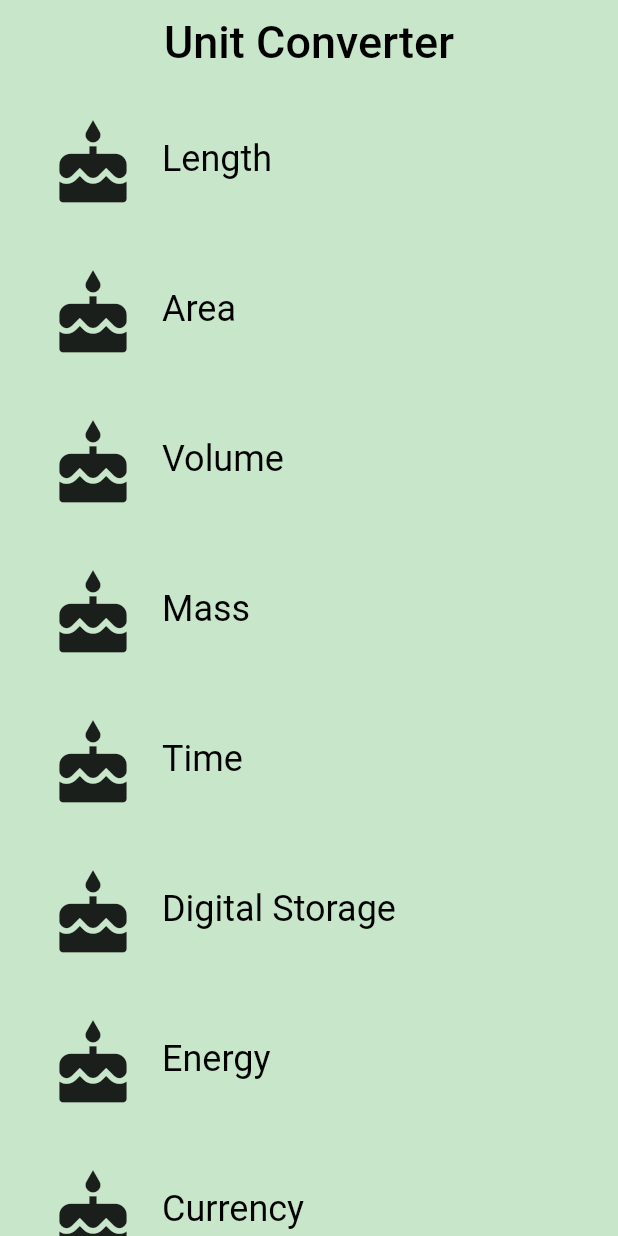
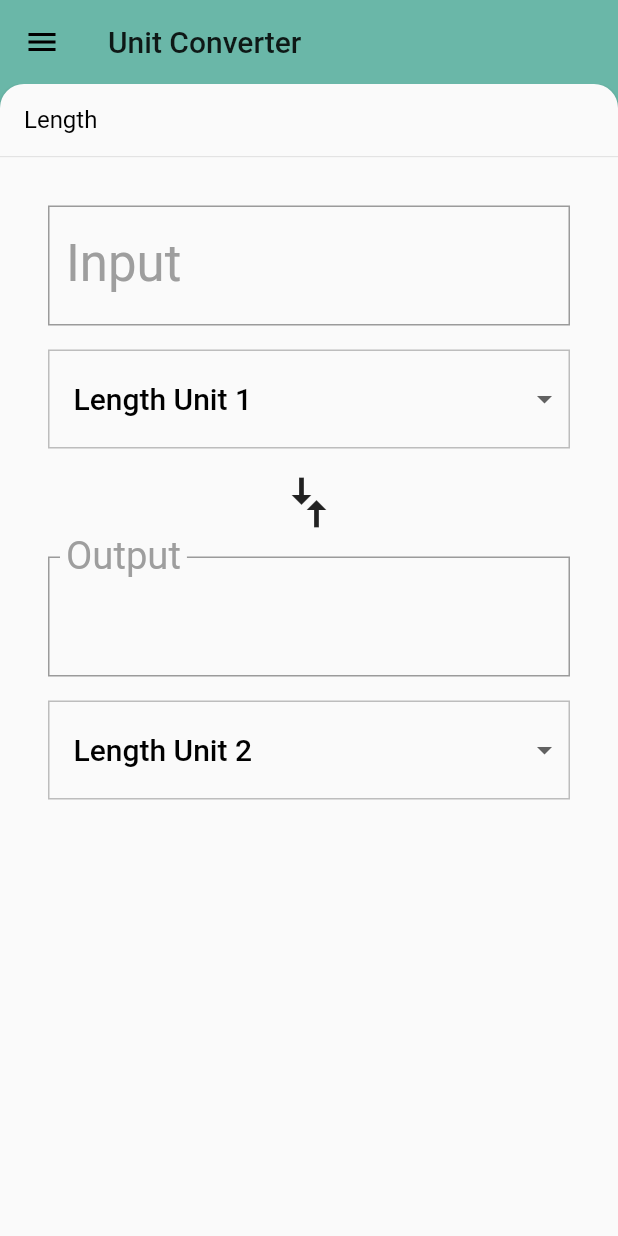
Before and after one commit to RotBolt/Unit-Converter, a Flutter app: the screen it shows after launch, on a phone screen of 412 x 824 dp. Run offline on Flutter 3.47's test engine with Material 2 defaults, Android fonts, the phone set to English and light mode, and no system bars.

```diff
--- a/lib/category_route.dart
+++ b/lib/category_route.dart
@@ -1,19 +1,21 @@
 import 'package:flutter/material.dart';
+import 'package:unit_converter/backdrop.dart';
 import 'package:unit_converter/category_tile.dart';
+import 'package:unit_converter/unit_converter.dart';
 import 'category.dart';
 import 'unit.dart';
 
 final _backgroundColor = Colors.green[100];
 
 class CategoryRoute extends StatefulWidget {
-
   @override
   _CategoryRouteState createState() => _CategoryRouteState();
 }
 
 class _CategoryRouteState extends State<CategoryRoute> {
-
   final _categories = <Category>[];
+  Category _defaultCategory;
+  Category _currentCategory;
   static const _categoriesNames = [
     "Length",
     "Area",
@@ -62,27 +64,34 @@ class _CategoryRouteState extends State<CategoryRoute> {
   ];
 
   @override
-  void initState(){
+  void initState() {
     super.initState();
-      for (int i = 0; i < _categoriesNames.length; i++) {
-      _categories.add(Category(
+    for (int i = 0; i < _categoriesNames.length; i++) {
+      var category = Category(
         color: _baseColors[i],
         name: _categoriesNames[i],
         iconLocation: Icons.cake,
         units: _retrieveUnits(_categoriesNames[i]),
-      ));
+      );
+      if (i == 0) {
+        _defaultCategory = category;
+      }
+      _categories.add(category);
     }
   }
 
-  void _onCategoryTap(Category category){
+  void _onCategoryTap(Category category) {
+    setState(() {
+      _currentCategory = category;
+    });
+  }
 
-  }
   Widget _buildCategories() {
     return ListView.builder(
       itemBuilder: (BuildContext context, int index) => CategoryTile(
-        category: _categories[index],
-        onTap: _onCategoryTap,
-      ),
+            category: _categories[index],
+            onTap: _onCategoryTap,
+          ),
       itemCount: _categories.length,
     );
   }
@@ -96,26 +105,24 @@ class _CategoryRouteState extends State<CategoryRoute> {
 
   @override
   Widget build(BuildContext context) {
-
-    final listView = Container(
-      color: _backgroundColor,
-      padding: EdgeInsets.symmetric(horizontal: 8.0),
+    final listView = Padding(
+      padding: EdgeInsets.only(
+        left: 8.0,
+        right: 8.0,
+        bottom: 48.0,
+      ),
       child: _buildCategories(),
     );
 
-    final appBar = AppBar(
-      elevation: 0.0,
-      title: Text(
-        "Unit Converter",
-        style: TextStyle(color: Colors.black, fontSize: 30.0),
-      ),
-      centerTitle: true,
-      backgroundColor: _backgroundColor,
-    );
-
-    return Scaffold(
-      appBar: appBar,
-      body: listView,
+    return Backdrop(
+      currentCategory:
+          _currentCategory == null ? _defaultCategory : _currentCategory,
+      frontPanel: _currentCategory == null
+          ? UnitConverter(category: _defaultCategory)
+          : UnitConverter(category: _currentCategory),
+      backPanel: listView,
+      frontTitle: Text('Unit Converter'),
+      backTitle: Text('Select a Category'),
     );
   }
 }
--- a/lib/category_tile.dart
+++ b/lib/category_tile.dart
@@ -39,9 +39,7 @@ class CategoryTile extends StatelessWidget {
             borderRadius: _borderRadius,
             highlightColor: category.color['highlight'],
             splashColor: category.color['splash'],
-            onTap: () {
-              _navigateToConverter(context);
-            },
+            onTap:()=> onTap(category),
             child: Padding(
               padding: EdgeInsets.all(8.0),
               child: Row(
--- a/lib/unit_converter.dart
+++ b/lib/unit_converter.dart
@@ -210,17 +210,7 @@ class _UnitConverterState extends State<UnitConverter> {
       crossAxisAlignment: CrossAxisAlignment.stretch,
       children: <Widget>[inputBox, arrows, outputBox],
     );
-    final appBar = AppBar(
-      elevation: 1.0,
-      title: Text(
-        category.name,
-        style: Theme.of(context).textTheme.display1,
-      ),
-      backgroundColor: category.color,
-      centerTitle: true,
-    );
     return Scaffold(
-      appBar: appBar,
       body: Padding(
         padding: _padding,
         child: converter,
```
